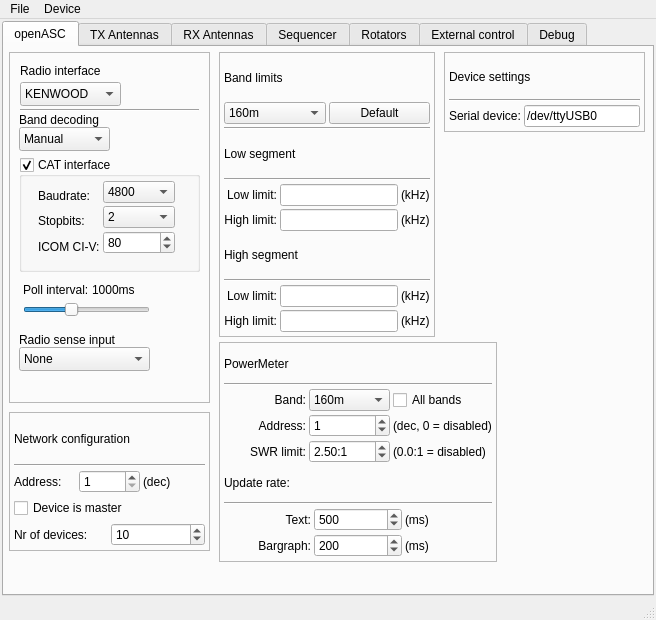
The window that c/openASC_Configurator/ui/mainwindow.ui (thegeek82000/openasc) describes before a commit, drawn with Qt 5.
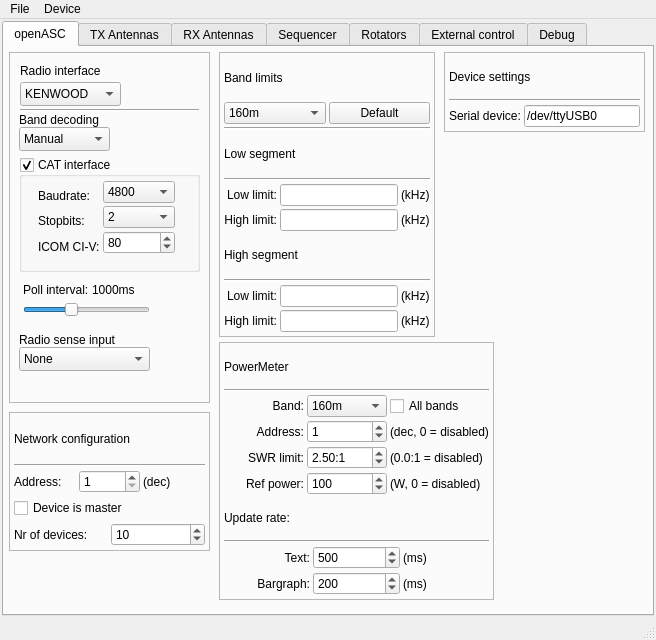
The same window after the commit. The open tabs and pages were chosen to show the change.

Commit message:
- Added possibility to also look PTT and show error with too much reflected power - Changed so that both reflected power and high VSWR levels can be configured for each individual band
*** This change requires the openASC devices to be reconfigured! ***

This change has not been tested with a power meter since none was available.

Patch:
```diff
--- a/c/openASC_Configurator/ui/mainwindow.ui
+++ b/c/openASC_Configurator/ui/mainwindow.ui
@@ -7,19 +7,19 @@
     <x>0</x>
     <y>0</y>
     <width>656</width>
-    <height>620</height>
+    <height>640</height>
    </rect>
   </property>
   <property name="minimumSize">
    <size>
     <width>656</width>
-    <height>620</height>
+    <height>640</height>
    </size>
   </property>
   <property name="maximumSize">
    <size>
     <width>656</width>
-    <height>620</height>
+    <height>640</height>
    </size>
   </property>
   <property name="windowTitle">
@@ -48,7 +48,7 @@
        <enum>QTabWidget::Rounded</enum>
       </property>
       <property name="currentIndex">
-       <number>5</number>
+       <number>0</number>
       </property>
       <widget class="QWidget" name="tabopenASC">
        <attribute name="title">
@@ -822,8 +822,8 @@
          <rect>
           <x>215</x>
           <y>295</y>
-          <width>278</width>
-          <height>220</height>
+          <width>275</width>
+          <height>258</height>
          </rect>
         </property>
         <property name="frameShape">
@@ -832,7 +832,7 @@
         <property name="frameShadow">
          <enum>QFrame::Raised</enum>
         </property>
-        <layout class="QVBoxLayout" name="verticalLayout_6">
+        <layout class="QVBoxLayout" name="verticalLayout_2">
          <item>
           <widget class="QLabel" name="labelPowerMeter">
            <property name="text">
@@ -853,7 +853,7 @@
          <item>
           <layout class="QGridLayout" name="gridLayout_12">
            <item row="0" column="0">
-            <widget class="QLabel" name="labelPowerMeterAddress_3">
+            <widget class="QLabel" name="labelPowerMeterBand">
              <property name="text">
               <string>Band:</string>
              </property>
@@ -911,6 +911,13 @@
              </item>
             </widget>
            </item>
+           <item row="0" column="2">
+            <widget class="QCheckBox" name="checkBoxPowerMeterAllBands">
+             <property name="text">
+              <string>All bands</string>
+             </property>
+            </widget>
+           </item>
            <item row="1" column="0">
             <widget class="QLabel" name="labelPowerMeterAddress">
              <property name="text">
@@ -974,10 +981,36 @@
              </property>
             </widget>
            </item>
-           <item row="0" column="2">
-            <widget class="QCheckBox" name="checkBoxPowerMeterAllBands">
+           <item row="3" column="0">
+            <widget class="QLabel" name="labelPowerMeterRefPower">
              <property name="text">
-              <string>All bands</string>
+              <string>Ref power:</string>
+             </property>
+             <property name="alignment">
+              <set>Qt::AlignRight|Qt::AlignTrailing|Qt::AlignVCenter</set>
+             </property>
+            </widget>
+           </item>
+           <item row="3" column="1">
+            <widget class="QSpinBox" name="spinBoxPowerMeterRefPower">
+             <property name="minimum">
+              <number>0</number>
+             </property>
+             <property name="maximum">
+              <number>32000</number>
+             </property>
+             <property name="singleStep">
+              <number>10</number>
+             </property>
+             <property name="value">
+              <number>100</number>
+             </property>
+            </widget>
+           </item>
+           <item row="3" column="2">
+            <widget class="QLabel" name="labelPowerMeterRefPowerWatts">
+             <property name="text">
+              <string>(W, 0 = disabled)</string>
              </property>
             </widget>
            </item>
@@ -3492,7 +3525,7 @@
           <set>Qt::AlignLeading|Qt::AlignLeft|Qt::AlignVCenter</set>
          </property>
         </widget>
-        <widget class="QWidget" name="">
+        <widget class="QWidget" name="layoutWidget">
          <property name="geometry">
           <rect>
            <x>13</x>
@@ -3650,7 +3683,7 @@
           <string>Buttons</string>
          </property>
         </widget>
-        <widget class="QWidget" name="">
+        <widget class="QWidget" name="layoutWidget">
          <property name="geometry">
           <rect>
            <x>10</x>
```
The commit also changes 13 other files.
